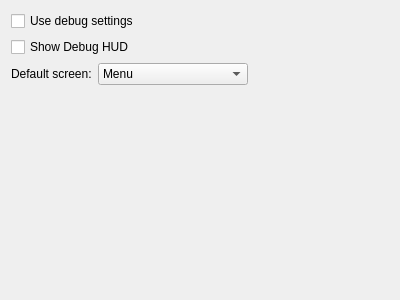
Qt form Tools/DebugSettingsEditor/GeneralTab.ui (krre/origin) before a commit.
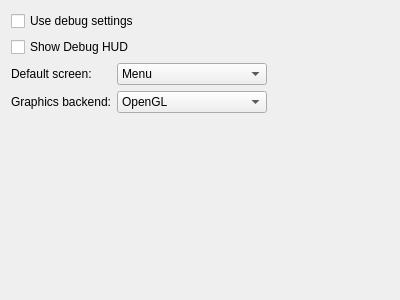
The same form after that commit.

Commit message: DSE: Add combobox for selecting graphics backend

The edit to the form file:
```diff
--- a/Tools/DebugSettingsEditor/GeneralTab.ui
+++ b/Tools/DebugSettingsEditor/GeneralTab.ui
@@ -29,15 +29,36 @@
     </widget>
    </item>
    <item>
-    <layout class="QHBoxLayout" name="horizontalLayout">
-     <item>
+    <layout class="QGridLayout" name="gridLayout">
+     <item row="1" column="0">
+      <widget class="QLabel" name="label_2">
+       <property name="text">
+        <string>Graphics backend:</string>
+       </property>
+      </widget>
+     </item>
+     <item row="0" column="0">
       <widget class="QLabel" name="label">
        <property name="text">
         <string>Default screen:</string>
        </property>
       </widget>
      </item>
-     <item>
+     <item row="1" column="1">
+      <widget class="QComboBox" name="comboBoxBackend">
+       <item>
+        <property name="text">
+         <string>OpenGL</string>
+        </property>
+       </item>
+       <item>
+        <property name="text">
+         <string>Vulkan</string>
+        </property>
+       </item>
+      </widget>
+     </item>
+     <item row="0" column="1">
       <widget class="QComboBox" name="comboBoxScreen">
        <property name="minimumSize">
         <size>
@@ -62,7 +83,7 @@
        </item>
       </widget>
      </item>
-     <item>
+     <item row="0" column="2">
       <spacer name="horizontalSpacer">
        <property name="orientation">
         <enum>Qt::Horizontal</enum>
```
The commit also changes 2 other files.
